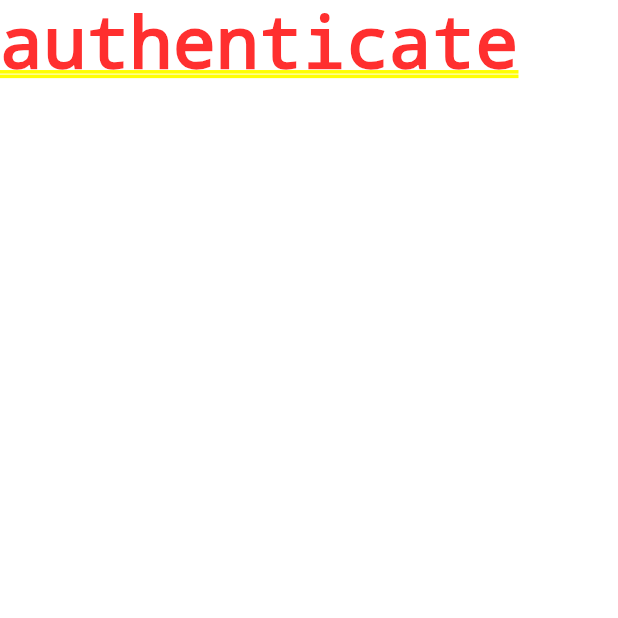
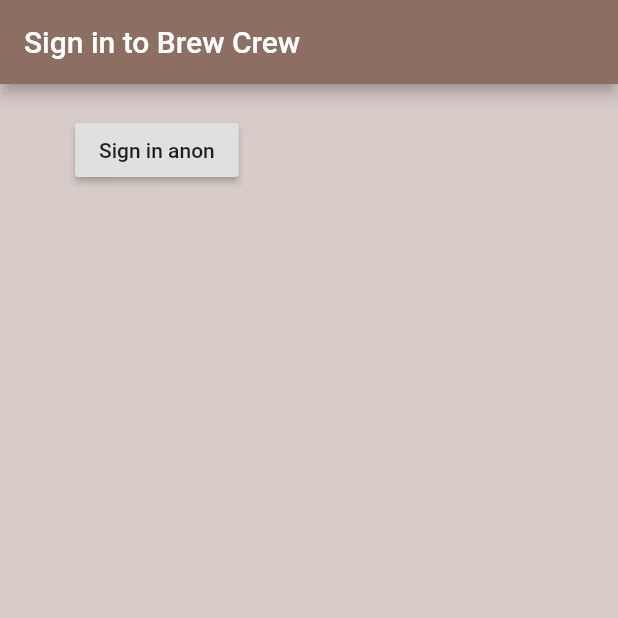
Before and after one commit to karkakol/brew_app, a Flutter app: the screen it shows after launch, on a phone screen of 412 x 824 dp, the top half of it. Run offline on Flutter 3.47's test engine with Material 2 defaults, Android fonts, the phone set to English and light mode, and no system bars; our stand-ins replace firebase_auth, firebase_core, flutter_spinkit; accounts and stored records are empty.

Commit message:
add anon login

```diff
--- a/lib/main.dart
+++ b/lib/main.dart
@@ -1,7 +1,10 @@
 import 'package:brew_crew/screens/wrapper.dart';
 import 'package:flutter/material.dart';
+import 'package:firebase_core/firebase_core.dart';
 
-void main() {
+void main() async{
+  WidgetsFlutterBinding.ensureInitialized();
+  await Firebase.initializeApp();
   runApp(MyApp());
 }
 
--- a/lib/screens/authenticate/authentic.dart
+++ b/lib/screens/authenticate/authentic.dart
@@ -1,3 +1,4 @@
+import 'package:brew_crew/screens/authenticate/sign_in.dart';
 import 'package:flutter/material.dart';
 
 class Authenticate extends StatefulWidget {
@@ -9,7 +10,7 @@ class _AuthenticateState extends State<Authenticate> {
   @override
   Widget build(BuildContext context) {
     return Container(
-      child: Text('authenticate'),
+      child: SignIn(),
     );
   }
 }
--- a/lib/screens/authenticate/sign_in.dart
+++ b/lib/screens/authenticate/sign_in.dart
@@ -0,0 +1,42 @@
+import 'package:brew_crew/services/auth.dart';
+import 'package:flutter/material.dart';
+import 'package:firebase_core/firebase_core.dart';
+
+class SignIn extends StatefulWidget {
+  @override
+  _SignInState createState() => _SignInState();
+}
+
+class _SignInState extends State<SignIn> {
+
+
+  final AuthService _auth = AuthService();
+
+  @override
+  Widget build(BuildContext context) {
+    return Scaffold(
+      appBar: AppBar(
+        backgroundColor: Colors.brown[400],
+        //elevation: 0.0,
+        title: Text('Sign in to Brew Crew'),
+      ),
+      backgroundColor: Colors.brown[100],
+      body: Container(
+        padding: EdgeInsets.symmetric(vertical: 20.0, horizontal: 50.0),
+        child: RaisedButton(
+          child: Text('Sign in anon'),
+          onPressed: () async {
+            dynamic result = await _auth.signInAnon();
+            if(result == null){
+              print('error sign in');
+            }
+            else{
+              print('signed in');
+              print(result);
+            }
+          },
+        )
+      )
+    );
+  }
+}
--- a/lib/services/auth.dart
+++ b/lib/services/auth.dart
@@ -2,10 +2,11 @@ import 'package:firebase_auth/firebase_auth.dart';
 
 class AuthService {
 
+
+
   final FirebaseAuth _auth = FirebaseAuth.instance;
 
   // sign in anon
-
 
 
   Future signInAnon() async {
--- a/pubspec.yaml
+++ b/pubspec.yaml
@@ -23,8 +23,10 @@ environment:
 dependencies:
   flutter:
     sdk: flutter
-  firebase_auth: ^0.20.0+1
-  cloud_firestore: ^0.16.0
+  flutter_spinkit: "^4.1.2"
+  firebase_auth: ^0.18.0+1
+  cloud_firestore: "^0.14.0+2"
+  firebase_core: ^0.5.0
 
 
   # The following adds the Cupertino Icons font to your application.
```
Also changed, not shown: lib/screens/loading/loading_screen.dart (added, +19 -0 lines), pubspec.lock.
